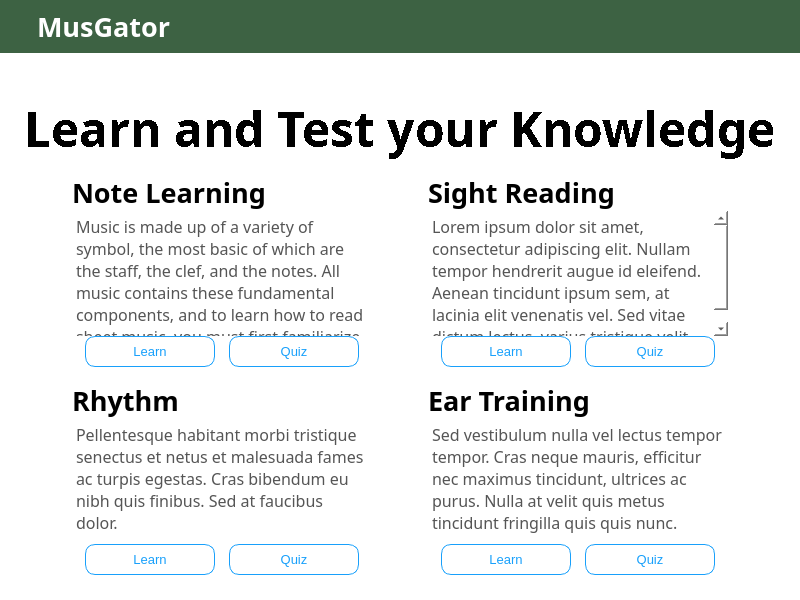
Old version of the form HomePage.ui in the repository ZachKrol/MusGator.
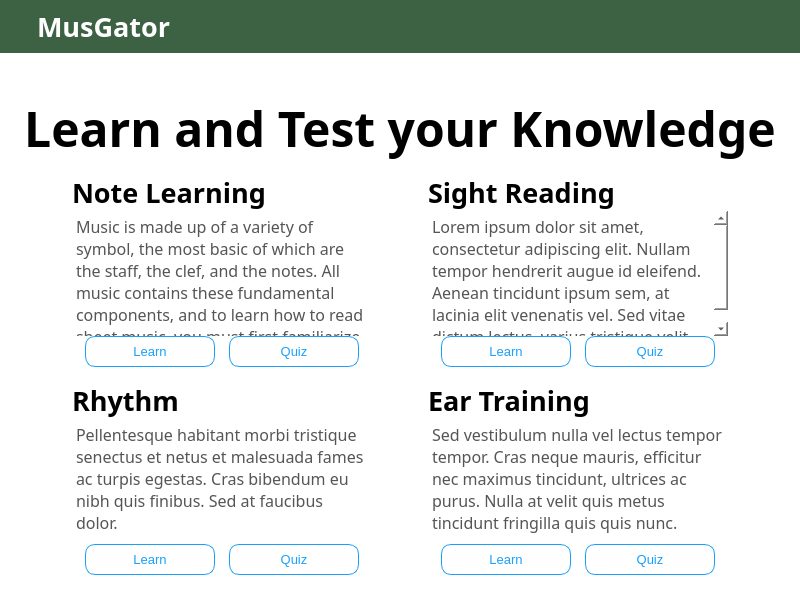
New version of the form. Icons and pictures are not drawn.

Commit message: fix antialiasing in HomePage.ui  title

```diff
--- a/HomePage.ui
+++ b/HomePage.ui
@@ -253,7 +253,7 @@
             <weight>50</weight>
             <italic>false</italic>
             <bold>false</bold>
-            <stylestrategy>NoAntialias</stylestrategy>
+            <stylestrategy>PreferAntialias</stylestrategy>
            </font>
           </property>
           <property name="styleSheet">
```
Left out of the diff: 5 changed lines with no effect on the pictures.
